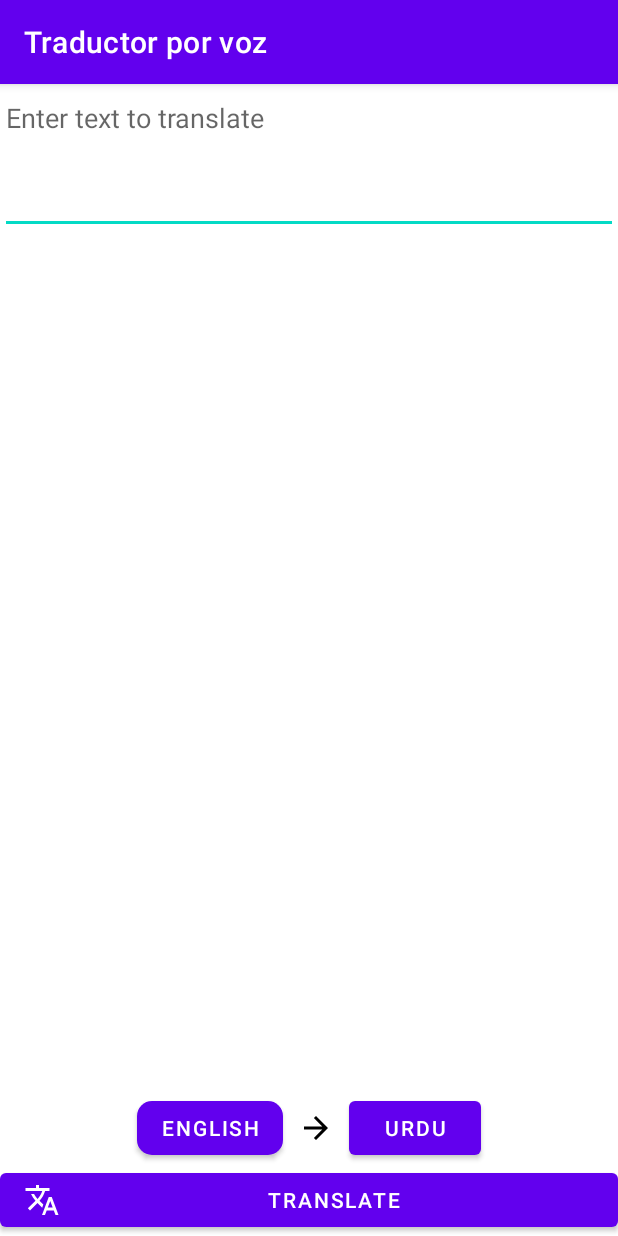
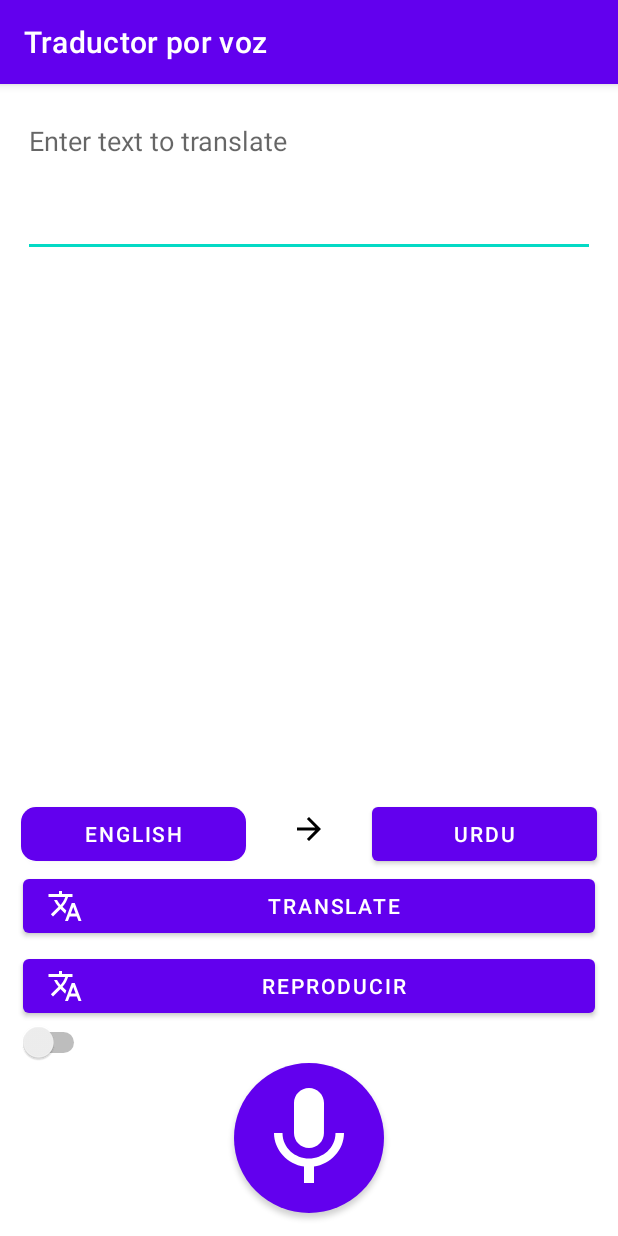
Before and after one commit to enriquefernandezchacon/DAM_PMDM_TO4, an Android app: the TraductorActivity screen opened directly, with no data from a screen before it, on a phone screen of 412 x 824 dp. Run offline under Robolectric (Android 15) with nearby library versions, the phone set to English and light mode, and no system bars; libraries missing offline, so code that uses them is left out: com.google.mlkit.common, com.google.mlkit.nl; 1 statement that could not run was skipped.

```diff
--- a/app/src/main/java/com/example/pmdm_to4/FirmaActivity.java
+++ b/app/src/main/java/com/example/pmdm_to4/FirmaActivity.java
@@ -6,19 +6,18 @@ import androidx.constraintlayout.widget.ConstraintLayout;
 import androidx.core.content.ContextCompat;
 
 import android.Manifest;
-import android.content.Intent;
 import android.content.pm.PackageManager;
 import android.graphics.Color;
 import android.os.Bundle;
 import android.view.Menu;
 import android.view.MenuItem;
-import android.view.MotionEvent;
 import android.view.View;
-import android.widget.Button;
 import android.widget.LinearLayout;
 import android.widget.SeekBar;
 import android.widget.TextView;
 import android.widget.Toast;
+
+import com.example.pmdm_to4.utils.Pizzara;
 
 public class FirmaActivity extends AppCompatActivity {
 
--- a/app/src/main/java/com/example/pmdm_to4/TraductorActivity.java
+++ b/app/src/main/java/com/example/pmdm_to4/TraductorActivity.java
@@ -3,13 +3,18 @@ package com.example.pmdm_to4;
 import androidx.appcompat.app.AppCompatActivity;
 
 import android.app.ProgressDialog;
+import android.content.Intent;
 import android.os.Bundle;
+import android.speech.RecognizerIntent;
 import android.view.Menu;
 import android.widget.EditText;
 import android.widget.PopupMenu;
+import android.widget.Switch;
 import android.widget.TextView;
 import android.widget.Toast;
 
+import com.example.pmdm_to4.utils.ModelLanguage;
+import com.example.pmdm_to4.utils.TTSManager;
 import com.google.android.material.button.MaterialButton;
 import com.google.mlkit.common.model.DownloadConditions;
 import com.google.mlkit.nl.translate.TranslateLanguage;
@@ -23,14 +28,20 @@ import java.util.Locale;
 
 public class TraductorActivity extends AppCompatActivity {
 
+    private static final int REQUEST_CODE_SPEECH_INPUT = 1000;
+
     private EditText sourceLanguageEt;
     private TextView targetLanguageTv;
     private MaterialButton sourceLanguageChooseBtn;
     private MaterialButton destinationLanguageChooseBtn;
     private MaterialButton translateBtn;
+    private MaterialButton microBtn;
+    private MaterialButton playBtn;
+    private Switch autoSwitch;
 
     private TranslatorOptions translatorOptions;
     private Translator translator;
+    private TTSManager ttsm;
 
     private ProgressDialog progressDialog;
     private ArrayList<ModelLanguage> languageArrayList;
@@ -52,10 +63,16 @@ public class TraductorActivity extends AppCompatActivity {
         sourceLanguageChooseBtn = findViewById(R.id.sourceLanguageChooseButton);
         destinationLanguageChooseBtn = findViewById(R.id.destinationLanguageChooseButton);
         translateBtn = findViewById(R.id.translateButton);
+        microBtn = findViewById(R.id.btGrabar);
+        playBtn = findViewById(R.id.playButton);
+        autoSwitch = findViewById(R.id.switchAutomatico);
 
         progressDialog = new ProgressDialog(this);
         progressDialog.setTitle("Please wait");
         progressDialog.setCancelable(false);
+
+        ttsm = new TTSManager();
+        ttsm.init(this);
 
         loadAvailableLanguages();
 
@@ -70,6 +87,44 @@ public class TraductorActivity extends AppCompatActivity {
         translateBtn.setOnClickListener(v -> {
             valideData();
         });
+        microBtn.setOnClickListener(v -> {
+            entradaVoz();
+        });
+        playBtn.setOnClickListener(v -> {
+            ttsm.initQueue(targetLanguageTv.getText().toString());
+        });
+    }
+
+    private void entradaVoz() {
+        Intent intent = new Intent(RecognizerIntent.ACTION_RECOGNIZE_SPEECH);
+        intent.putExtra(RecognizerIntent.EXTRA_LANGUAGE_MODEL, RecognizerIntent.LANGUAGE_MODEL_FREE_FORM);
+        intent.putExtra(RecognizerIntent.EXTRA_LANGUAGE, Locale.getDefault());
+        intent.putExtra(RecognizerIntent.EXTRA_PROMPT, "Hable ahora");
+        try {
+            startActivityForResult(intent, REQUEST_CODE_SPEECH_INPUT);
+        } catch (Exception e) {
+            Toast.makeText(this, "" + e.getMessage(), Toast.LENGTH_SHORT).show();
+        }
+    }
+
+    @Override
+    protected void onDestroy() {
+        super.onDestroy();
+        ttsm.shutDown();
+    }
+
+    @Override
+    protected void onActivityResult(int requestCode, int resultCode, Intent data) {
+        super.onActivityResult(requestCode, resultCode, data);
+        switch (requestCode) {
+            case REQUEST_CODE_SPEECH_INPUT: {
+                if (resultCode == RESULT_OK && null != data) {
+                    ArrayList<String> result = data.getStringArrayListExtra(RecognizerIntent.EXTRA_RESULTS);
+                    sourceLanguageEt.setText(result.get(0));
+                }
+                break;
+            }
+        }
     }
 
     private String sourceLanguageText = "";
@@ -105,6 +160,9 @@ public class TraductorActivity extends AppCompatActivity {
                             .addOnSuccessListener(translatedText -> {
                                 targetLanguageTv.setText(translatedText);
                                 progressDialog.dismiss();
+                                if (autoSwitch.isChecked()) {
+                                    ttsm.initQueue(targetLanguageTv.getText().toString());
+                                }
                             })
                             .addOnFailureListener(e -> {
                                 progressDialog.dismiss();
@@ -166,7 +224,5 @@ public class TraductorActivity extends AppCompatActivity {
             String languageTitle = new Locale(languageCode).getDisplayLanguage();
             languageArrayList.add(new ModelLanguage(languageCode, languageTitle));
         }
-
-
     }
 }
--- a/app/src/main/java/com/example/pmdm_to4/ModelLanguage.java
+++ b/app/src/main/java/com/example/pmdm_to4/utils/ModelLanguage.java
@@ -1,4 +1,4 @@
-package com.example.pmdm_to4;
+package com.example.pmdm_to4.utils;
 
 public class ModelLanguage {
 
--- a/app/src/main/java/com/example/pmdm_to4/Pizzara.java
+++ b/app/src/main/java/com/example/pmdm_to4/utils/Pizzara.java
@@ -1,4 +1,4 @@
-package com.example.pmdm_to4;
+package com.example.pmdm_to4.utils;
 
 import android.content.Context;
 import android.graphics.Bitmap;
--- /dev/null
+++ b/app/src/main/java/com/example/pmdm_to4/utils/TTSManager.java
@@ -0,0 +1,65 @@
+package com.example.pmdm_to4.utils;
+
+import android.content.Context;
+import android.speech.tts.TextToSpeech;
+import android.widget.Toast;
+
+import java.util.Locale;
+
+public class TTSManager {
+
+    private TextToSpeech mTts = null;
+    private boolean isLoaded = false;
+    private Context context;
+
+    public void init(Context context) {
+        this.context = context;
+        try {
+            mTts = new TextToSpeech(context, onInitListener);
+        } catch (Exception e) {
+            e.printStackTrace();
+        }
+    }
+
+    private TextToSpeech.OnInitListener onInitListener = new TextToSpeech.OnInitListener() {
+        @Override
+        public void onInit(int status) {
+            Locale spanish = new Locale("es", "ES");
+            if (status == TextToSpeech.SUCCESS) {
+                int result = mTts.setLanguage(spanish);
+                isLoaded = true;
+
+                if (result == TextToSpeech.LANG_MISSING_DATA || result == TextToSpeech.LANG_NOT_SUPPORTED) {
+                    isLoaded = false;
+                    Toast.makeText(context, "No se ha podido cargar los datos necesarios para el servicio de reproducción de voz", Toast.LENGTH_SHORT).show();
+                }
+            } else {
+                Toast.makeText(context, "No se ha podido cargar el servicio de reproducción de voz", Toast.LENGTH_SHORT).show();
+            }
+        }
+    };
+
+    public void shutDown() {
+        if (mTts != null) {
+            mTts.stop();
+            mTts.shutdown();
+        }
+    }
+
+    public void addQueue(String text) {
+        if (isLoaded) {
+            mTts.speak(text, TextToSpeech.QUEUE_ADD, null);
+        } else {
+            Toast.makeText(context, "El servicio de reproducción de voz no está disponible", Toast.LENGTH_SHORT).show();
+        }
+    }
+
+    public void initQueue(String text) {
+        if (isLoaded) {
+            mTts.speak(text, TextToSpeech.QUEUE_FLUSH, null);
+        } else {
+            Toast.makeText(context, "El servicio de reproducción de voz no está disponible", Toast.LENGTH_SHORT).show();
+        }
+    }
+
+}
--- /dev/null
+++ b/app/src/main/res/drawable/btn_shape_button.xml
@@ -0,0 +1,6 @@
+<?xml version="1.0" encoding="utf-8"?>
+
+    <shape xmlns:android="http://schemas.android.com/apk/res/android"
+        android:shape="oval">
+        <solid android:color="@color/aquamarine"/>
+    </shape>
--- /dev/null
+++ b/app/src/main/res/drawable/ic_baseline_mic_80.xml
@@ -0,0 +1,5 @@
+<vector android:height="80dp" android:tint="#000000"
+    android:viewportHeight="24" android:viewportWidth="24"
+    android:width="80dp" xmlns:android="http://schemas.android.com/apk/res/android">
+    <path android:fillColor="@android:color/white" android:pathData="M12,14c1.66,0 2.99,-1.34 2.99,-3L15,5c0,-1.66 -1.34,-3 -3,-3S9,3.34 9,5v6c0,1.66 1.34,3 3,3zM17.3,11c0,3 -2.54,5.1 -5.3,5.1S6.7,14 6.7,11L5,11c0,3.41 2.72,6.23 6,6.72L11,21h2v-3.28c3.28,-0.48 6,-3.3 6,-6.72h-1.7z"/>
+</vector>
--- a/app/src/main/res/layout/activity_traductor.xml
+++ b/app/src/main/res/layout/activity_traductor.xml
@@ -1,5 +1,5 @@
 <?xml version="1.0" encoding="utf-8"?>
-<RelativeLayout xmlns:android="http://schemas.android.com/apk/res/android"
+<androidx.constraintlayout.widget.ConstraintLayout xmlns:android="http://schemas.android.com/apk/res/android"
     xmlns:app="http://schemas.android.com/apk/res-auto"
     xmlns:tools="http://schemas.android.com/tools"
     android:layout_width="match_parent"
@@ -7,9 +7,17 @@
     tools:context=".TraductorActivity">
 
     <ScrollView
-        android:layout_above="@id/optionsLL"
+        android:id="@+id/scrollView2"
         android:layout_width="match_parent"
-        android:layout_height="match_parent">
+        android:layout_height="0dp"
+        android:layout_marginStart="15dp"
+        android:layout_marginTop="15dp"
+        android:layout_marginEnd="15dp"
+        android:layout_marginBottom="5dp"
+        app:layout_constraintBottom_toTopOf="@+id/imageButton"
+        app:layout_constraintEnd_toEndOf="parent"
+        app:layout_constraintStart_toStartOf="parent"
+        app:layout_constraintTop_toTopOf="parent">
 
         <LinearLayout
             android:layout_width="match_parent"
@@ -34,41 +42,84 @@
         </LinearLayout>
     </ScrollView>
 
-    <LinearLayout
-        android:id="@+id/optionsLL"
-        android:layout_width="match_parent"
-        android:layout_height="wrap_content"
-        android:orientation="horizontal"
-        android:layout_above="@id/translateButton"
-        android:gravity="center">
-
     <com.google.android.material.button.MaterialButton
         android:id="@+id/sourceLanguageChooseButton"
+        android:layout_width="150dp"
+        android:layout_height="wrap_content"
+        android:layout_marginEnd="20dp"
+        android:gravity="center"
+        android:text="English"
+        app:cornerRadius="10dp"
+        app:layout_constraintBottom_toTopOf="@+id/translateButton"
+        app:layout_constraintEnd_toStartOf="@+id/imageButton" />
+
+    <ImageButton
+        android:id="@+id/imageButton"
         android:layout_width="wrap_content"
         android:layout_height="wrap_content"
-            android:gravity="center"
-            android:text="English"
-            app:cornerRadius="10dp"/>
-
-        <ImageButton
-            android:layout_width="wrap_content"
-            android:layout_height="wrap_content"
+        android:layout_marginBottom="5dp"
+        android:background="@android:color/transparent"
         android:padding="10dp"
-            android:background="@android:color/transparent"
-            android:src="@drawable/ic_baseline_arrow_forward_24"/>
+        android:src="@drawable/ic_baseline_arrow_forward_24"
+        app:layout_constraintBottom_toTopOf="@+id/translateButton"
+        app:layout_constraintEnd_toEndOf="parent"
+        app:layout_constraintStart_toStartOf="parent" />
 
     <com.google.android.material.button.MaterialButton
         android:id="@+id/destinationLanguageChooseButton"
-            android:layout_width="wrap_content"
+        android:layout_width="150dp"
         android:layout_height="wrap_content"
-            android:text="Urdu"/>
+        android:layout_marginStart="20dp"
+        android:text="Urdu"
+        app:layout_constraintBottom_toTopOf="@+id/translateButton"
+        app:layout_constraintStart_toEndOf="@+id/imageButton" />
 
-    </LinearLayout>
     <com.google.android.material.button.MaterialButton
         android:id="@+id/translateButton"
         android:layout_width="match_parent"
         android:layout_height="wrap_content"
         android:layout_alignParentBottom="true"
+        android:layout_marginStart="15dp"
+        android:layout_marginEnd="15dp"
+        android:layout_marginBottom="5dp"
+        android:text="Translate"
         app:icon="@drawable/ic_baseline_translate_24"
-        android:text="Translate"/>
-</RelativeLayout>
+        app:layout_constraintBottom_toTopOf="@+id/playButton"
+        app:layout_constraintEnd_toEndOf="parent"
+        app:layout_constraintStart_toStartOf="parent" />
+
+    <com.google.android.material.button.MaterialButton
+        android:id="@+id/playButton"
+        android:layout_width="match_parent"
+        android:layout_height="wrap_content"
+        android:layout_alignParentBottom="true"
+        android:layout_marginStart="15dp"
+        android:layout_marginEnd="15dp"
+        android:text="Reproducir"
+        app:icon="@drawable/ic_baseline_translate_24"
+        app:layout_constraintBottom_toTopOf="@+id/switchAutomatico"
+        app:layout_constraintEnd_toEndOf="parent"
+        app:layout_constraintStart_toStartOf="parent" />
+
+    <Switch
+        android:id="@+id/switchAutomatico"
+        android:layout_width="50dp"
+        android:layout_height="wrap_content"
+        android:layout_alignParentBottom="true"
+        android:layout_marginStart="10dp"
+        app:layout_constraintBottom_toTopOf="@+id/btGrabar"
+        app:layout_constraintStart_toStartOf="parent" />
+
+    <com.google.android.material.button.MaterialButton
+        android:id="@+id/btGrabar"
+        android:layout_width="100dp"
+        android:layout_height="100dp"
+        android:layout_marginBottom="15dp"
+        android:background="@drawable/btn_shape_button"
+        app:icon="@drawable/ic_baseline_mic_80"
+        app:iconGravity="textStart"
+        app:iconPadding="0dp"
+        app:layout_constraintBottom_toBottomOf="parent"
+        app:layout_constraintEnd_toEndOf="parent"
+        app:layout_constraintStart_toStartOf="parent" />
+</androidx.constraintlayout.widget.ConstraintLayout>
--- a/app/src/main/res/values/colors.xml
+++ b/app/src/main/res/values/colors.xml
@@ -7,4 +7,5 @@
     <color name="teal_700">#FF018786</color>
     <color name="black">#FF000000</color>
     <color name="white">#FFFFFFFF</color>
+    <color name="aquamarine">#FF7FFFD4</color>
 </resources>
```
Lines whose indentation alone changed are shown as unchanged.
